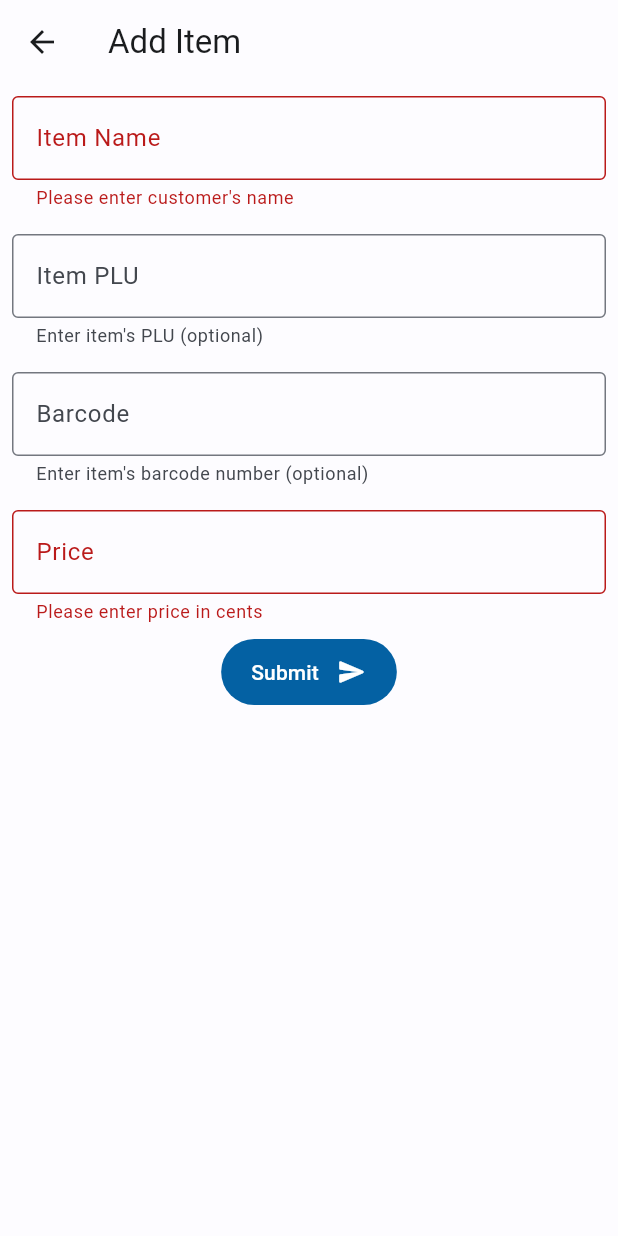
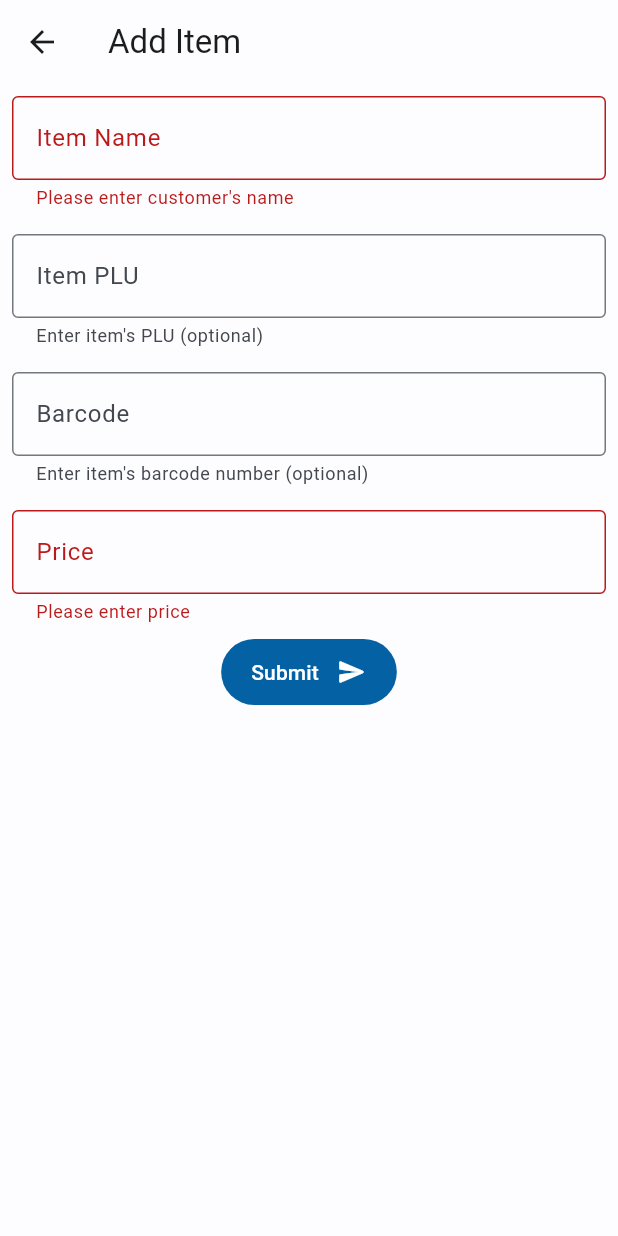
Before and after one commit to matthew-soulsby/delivery-manager, a Flutter app: the ItemFormScreen screen opened directly, on a phone screen of 412 x 824 dp. Run offline on Flutter 3.47's test engine with Material 2 defaults, Android fonts, the phone set to English and light mode, and no system bars; our stand-ins replace isar, table_calendar; accounts and stored records are empty; generated files the repository leaves out were written again.

Commit message:
Fix label

```diff
--- a/delivery_manager_app/lib/pages/delivery/item_form.dart
+++ b/delivery_manager_app/lib/pages/delivery/item_form.dart
@@ -157,7 +157,7 @@ class _ItemFormScreenState extends State<ItemFormScreen> {
                 validator: (String? value) {
                   if (value == null || value.isEmpty) {
                     // TODO: Make price format properly
-                    return 'Please enter price in cents';
+                    return 'Please enter price';
                   }
                   return null;
                 },
```
